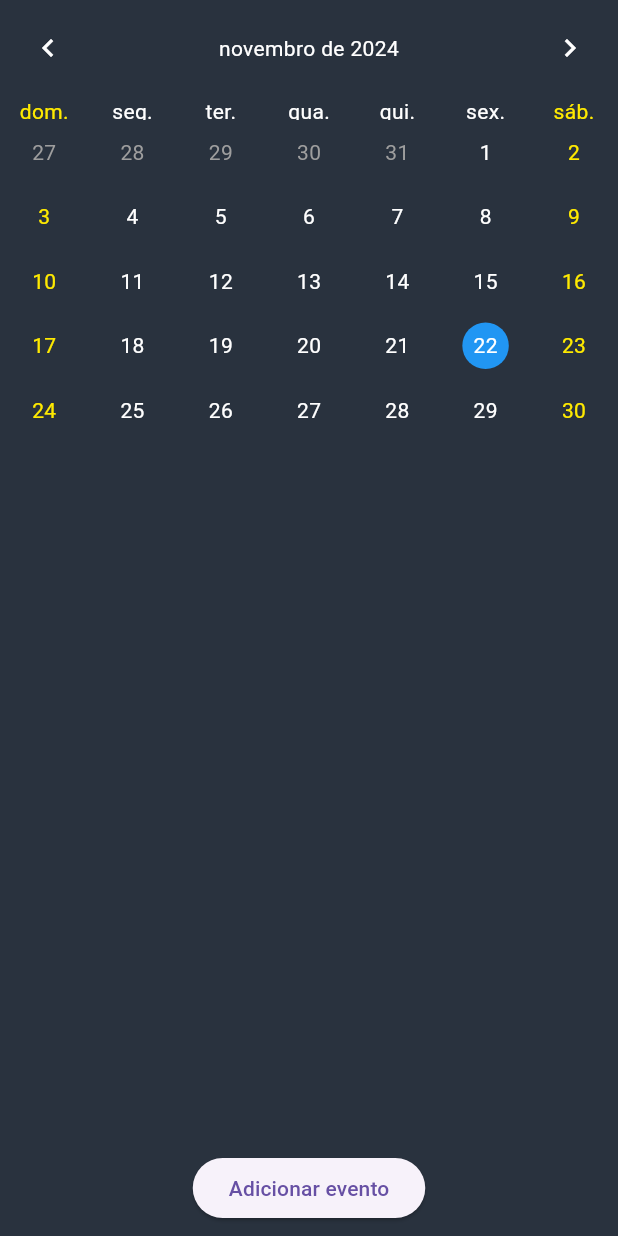
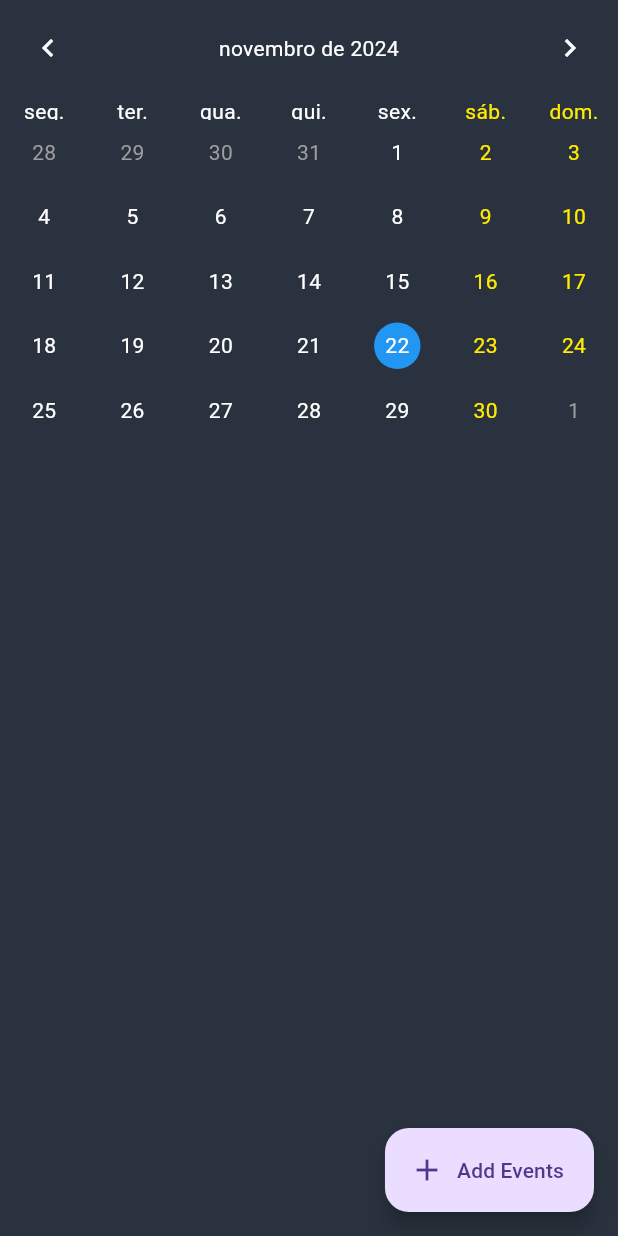
Before and after one commit to Kevengrf/Illumina, a Flutter app: the Agenda screen opened directly, on a phone screen of 412 x 824 dp. Run offline on Flutter 3.47's test engine with Material 3 defaults, Android fonts, the phone set to English and light mode, and no system bars; drawn by our look-alikes of table_calendar; our stand-ins replace date_picker_timeline, parse_server_sdk_flutter.

Commit message:
Improving the functionality of adding events to the calendar

```diff
--- a/lib/screens/agenda/Agenda.dart
+++ b/lib/screens/agenda/Agenda.dart
@@ -8,54 +8,122 @@ class Agenda extends StatefulWidget {
   @override
   State<Agenda> createState() => AgendaState();
 }
-
 class AgendaState extends State<Agenda> {
 
   DateTime today = DateTime.now();
-  DateTime selectedDay = DateTime.now();
+  //DateTime selectedDay = DateTime.now();
+  late final ValueNotifier<List<Evento>> _selectedEvents;
+  CalendarFormat _calendarFormat = CalendarFormat.month;
 
-  Map<DateTime, List<Evento>> eventos = {};
+  Map<DateTime, List<Evento>> events = {};
+  RangeSelectionMode _rangeSelectionMode = RangeSelectionMode.toggledOff;
+  DateTime _focusedDay = DateTime.now();
+  DateTime? _selectedDay;
+  DateTime? _rangeStart;
+  DateTime? _rangeEnd;
 
-  void _addEvento(DateTime date, String title) {
-    setState(() {
-      if (eventos[date] == null) {
-        eventos[date] = [];
-      }
-      eventos[date]!.add(Evento(title));
-    });
+  @override
+  void initState() {
+    super.initState();
+    _selectedDay = _focusedDay;
+    _selectedEvents = ValueNotifier(_getEventsForDay(_selectedDay!)
+
+    );
+    loadPreviousEvents();
   }
 
-  void _onDaySelected(DateTime day, DateTime focusedDay) {
-    setState(() {
-      selectedDay = day;
-    });
+  @override
+  void dispose() {
+    _selectedEvents.dispose();
+    super.dispose();
   }
 
-  /*void _onDaySelected(DateTime day,DateTime focusedDay) {
+    List<Evento> _getEventsForDay(DateTime day) {
+    return events[day] ?? [];
+  }
+
+  List<Evento> _getEventsForRange(DateTime start, DateTime end) {
+    final days = daysInRange(start, end);
+    return [
+      for (final day in days) ..._getEventsForDay(day),
+    ];
+  }
+
+  void _onDaySelected(DateTime selectedDay, DateTime focusedDay) {
+    if (!isSameDay(_selectedDay, selectedDay)) {
       setState(() {
-      today = day;
+        _selectedDay = selectedDay;
+        _focusedDay = focusedDay;
+        _rangeStart = null;
+        _rangeEnd = null;
+        _rangeSelectionMode = RangeSelectionMode.toggledOff;
       });
+      _selectedEvents.value = _getEventsForDay(selectedDay);
     }
-  */
+  }
+
+  void _onRangeSelected(DateTime? start, DateTime? end, DateTime focusedDay) {
+    setState(() {
+      _selectedDay = null;
+      _focusedDay = focusedDay;
+      _rangeStart = start;
+      _rangeEnd = end;
+      _rangeSelectionMode = RangeSelectionMode.toggledOn;
+    });
+
+    if (start != null && end != null) {
+      _selectedEvents.value = _getEventsForRange(start, end);
+    } else if (start != null) {
+      _selectedEvents.value = _getEventsForDay(start);
+    } else if (end != null) {
+      _selectedEvents.value = _getEventsForDay(end);
+    }
+  }
+  daysInRange(DateTime start, DateTime end) {}
+
+  final _titleController = TextEditingController();
+  final _descriptionController = TextEditingController();
+  void clearController() {
+    _titleController.clear();
+    _descriptionController.clear();
+  }
 
   @override
   Widget build(BuildContext context) {
-    return Scaffold(
-      body: content(),
-    );
-  }
-  Widget content() {
-    return Column(children: [
-      Container(
-        child: TableCalendar(
+    return SafeArea(
+      child: Scaffold(
+      body: SingleChildScrollView(
+        child: Column(
+          crossAxisAlignment: CrossAxisAlignment.start,
+          children: [
+        TableCalendar(
         locale: "pt_BR",
         rowHeight: 43,
         availableGestures: AvailableGestures.all,
-          selectedDayPredicate: (day) => isSameDay(day, today),
-        focusedDay: today,
+        focusedDay: _focusedDay,
         firstDay: DateTime.utc(2010, 10, 16),
         lastDay: DateTime(2030, 3, 14),
+        weekendDays: const [DateTime.saturday, DateTime.sunday],
+        selectedDayPredicate: (day) => isSameDay(_selectedDay, day),
+        rangeStartDay: _rangeStart,
+        rangeEndDay: _rangeEnd,
+        calendarFormat: _calendarFormat,
+        rangeSelectionMode: _rangeSelectionMode,
+        eventLoader: _getEventsForDay,
+        startingDayOfWeek: StartingDayOfWeek.monday,
         onDaySelected: _onDaySelected,
+        onRangeSelected: _onRangeSelected,
+        onFormatChanged: (format) {
+                      if (_calendarFormat != format) {
+                        setState(() {
+                          _calendarFormat = format;
+                        });
+                      }
+                    },
+                    onPageChanged: (focusedDay) {
+                      _focusedDay = focusedDay;
+                    },
+
         headerStyle: const HeaderStyle(
         formatButtonVisible: false,
         titleCentered: true,
@@ -84,24 +152,109 @@ class AgendaState extends State<Agenda> {
             ),
           ),
           daysOfWeekStyle: const DaysOfWeekStyle(weekdayStyle: TextStyle(color: Colors.white),
-          weekendStyle: TextStyle(color: Color.fromRGBO(255, 234, 0, 1),)),
+          weekendStyle: TextStyle(color: Color.fromRGBO(255, 234, 0, 1),)
             ),
           ),
-      Expanded(child: ListView(
-        children: eventos[selectedDay]?.map((evento) {
-          return ListTile(
-            title: Text (evento.title),
+        Container(
+                    padding: const EdgeInsets.symmetric(horizontal: 12),
+decoration: BoxDecoration(
+    color: Theme.of(context).colorScheme.onInverseSurface),
+child: ValueListenableBuilder(
+  valueListenable: _selectedEvents,
+  builder: (context, value, _) {
+    return Column(
+      mainAxisSize: MainAxisSize.min,
+      children: value.map<Widget>((e) {
+        return Card(
+          color: Colors.white,
+          child: ListTile(
+            title: Text(e.title),
+            subtitle: Text(e.description),
+          ),
         );
-        }).toList() ?? [],
+      }).toList(),
+    );
+  },
+)
+
+        )
+          ],
         ),
         ),
-    Padding(padding: const EdgeInsets.all(8.0),
-    child: ElevatedButton(onPressed: () {
-      _addEvento(selectedDay, "Evento ${eventos[selectedDay]?.length ?? 0 + 1}");
+
+              floatingActionButton: FloatingActionButton.extended(
+          onPressed: () {
+            // todo: Show dialog to user to input event
+            showDialog(
+                context: context, builder: (_) => _dialogWidget(context));
           },
-    child: Text('Adicionar evento')),
-    )
-    ],
+          label: const Text('Add Events'),
+          icon: const Icon(Icons.add),
+        ),
+      ),
     );
   }
+
+  Widget textBtn(BuildContext context, String text, VoidCallback voidCallback) {
+    return Padding(
+      padding: const EdgeInsets.all(8.0),
+      child: ElevatedButton(
+        onPressed: () {
+          voidCallback();
+        },
+        child: Text(
+          text,
+          textAlign: TextAlign.center,
+        ),
+      ),
+    );
   }
+  AlertDialog _dialogWidget(BuildContext context) {
+    return AlertDialog.adaptive(
+      scrollable: true,
+      title: const Text('Event name'),
+      content: Padding(
+        padding: const EdgeInsets.all(8),
+        child: Column(
+          children: [
+            TextField(
+              controller: _titleController,
+              decoration: const InputDecoration(helperText: 'Title'),
+            ),
+            TextField(
+              controller: _descriptionController,
+              decoration: const InputDecoration(helperText: 'ride'),
+            ),
+          ],
+        ),
+      ),
+      actions: [
+  ElevatedButton(
+    onPressed: () {
+      events.addAll({
+        _selectedDay!: [
+          ..._selectedEvents.value,
+          Evento(
+            title: _titleController.text,
+            description: _descriptionController.text
+          )
+        ]
+      });
+      _selectedEvents.value = _getEventsForDay(_selectedDay!);
+      clearController();
+      Navigator.of(context).pop();  // Substitua context.pop() por Navigator.of(context).pop()
+    },
+    child: const Text('Submit')
+  )
+]
+
+    );
+  }
+
+  void loadPreviousEvents() {
+    events = {
+      _selectedDay!: [Evento(title: '', description: '')],
+      _selectedDay!: [Evento(title: '', description: '')]
+    };
+  }
+}
--- a/lib/screens/agenda/Evento.dart
+++ b/lib/screens/agenda/Evento.dart
@@ -1,5 +1,9 @@
 class Evento {
-  final String title;
+    String title;
+    String description;
 
-  Evento(this.title);
+    Evento({
+        required this.title,
+        required this.description,
+    });
 }
```
Lines whose indentation alone changed are shown as unchanged.
